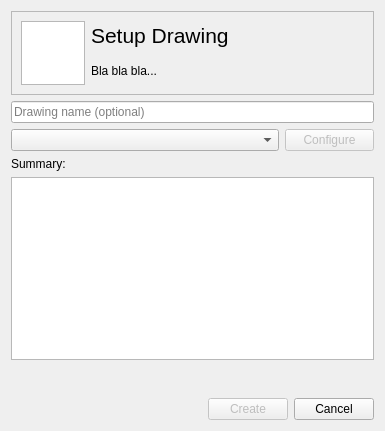
Above: gui/drawingsetupdialog.ui from Soerboe/Urim before the change. Below: the same form after it.
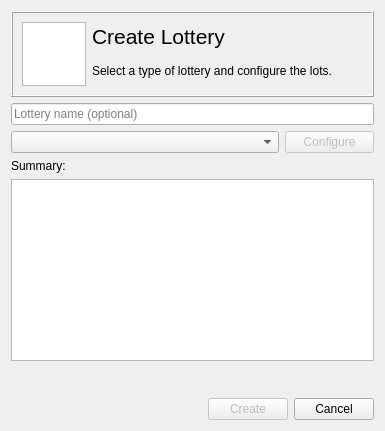
That is the form after the change.

```diff
--- a/gui/drawingsetupdialog.ui
+++ b/gui/drawingsetupdialog.ui
@@ -26,11 +26,8 @@
            <verstretch>0</verstretch>
           </sizepolicy>
          </property>
-         <property name="styleSheet">
-          <string notr="true"/>
-         </property>
          <property name="frameShape">
-          <enum>QFrame::StyledPanel</enum>
+          <enum>QFrame::Box</enum>
          </property>
          <property name="frameShadow">
           <enum>QFrame::Raised</enum>
@@ -71,14 +68,14 @@
                </font>
               </property>
               <property name="text">
-               <string>Setup Drawing</string>
+               <string>Create Lottery</string>
               </property>
              </widget>
             </item>
             <item>
              <widget class="QLabel" name="headingInfoLabel">
               <property name="text">
-               <string>Bla bla bla...</string>
+               <string>&lt;html&gt;&lt;head/&gt;&lt;body&gt;&lt;p&gt;Select a type of lottery and configure the lots.&lt;/p&gt;&lt;/body&gt;&lt;/html&gt;</string>
               </property>
              </widget>
             </item>
@@ -94,7 +91,7 @@
        <item>
         <widget class="QLineEdit" name="nameEdit">
          <property name="placeholderText">
-          <string>Drawing name (optional)</string>
+          <string>Lottery name (optional)</string>
          </property>
         </widget>
        </item>
```
